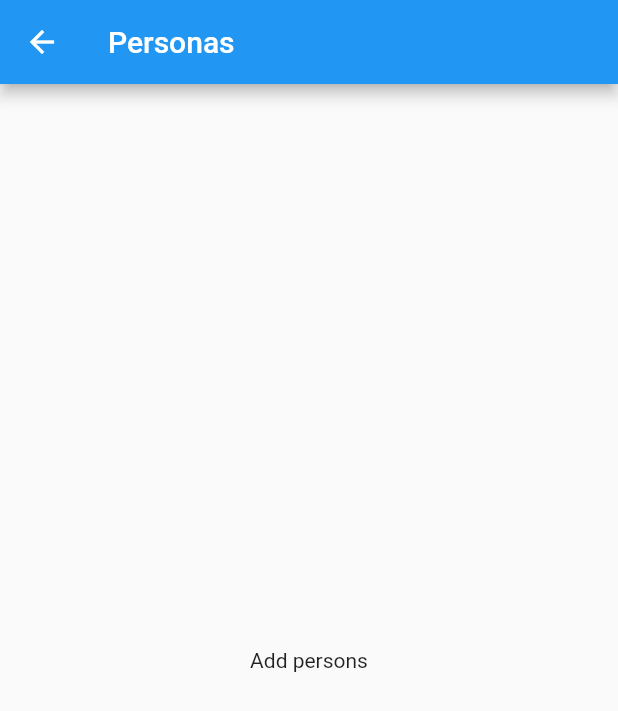
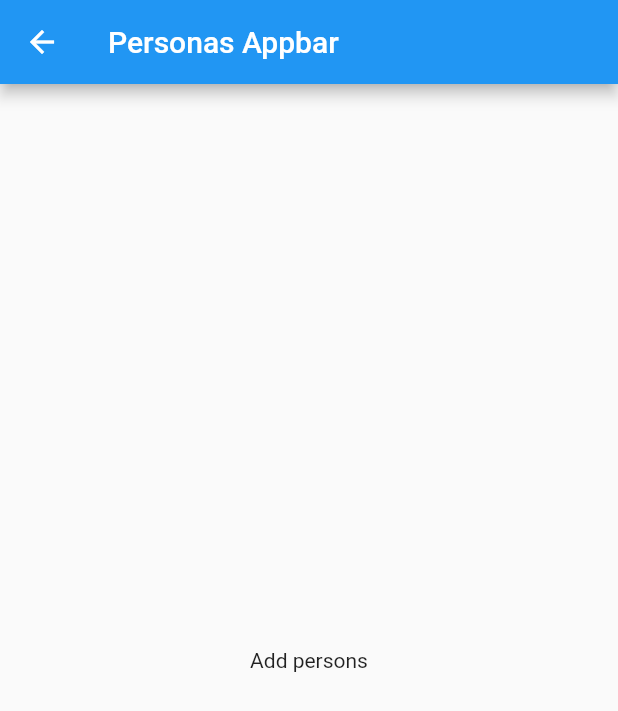
Before and after one commit to Jimmy287/CursoFlutter1, a Flutter app: the AddPersonPage screen opened directly, on a phone screen of 412 x 824 dp. Shown: the top 711 px of the screen. Run offline on Flutter 3.47's test engine with Material 2 defaults, Android fonts, the phone set to English and light mode, and no system bars.

Commit message:
Appbar modificado

```diff
--- a/lib/screens/add_person_screen.dart
+++ b/lib/screens/add_person_screen.dart
@@ -4,7 +4,7 @@ class AddPersonPage extends StatelessWidget {
   @override
   Widget build(BuildContext context) {
     return Scaffold(
-      appBar: AppBar(title: Text('Personas')),
+      appBar: AppBar(title: Text('Personas Appbar')),
       body: Center(
         child: Text('Add persons'),
       ),
```
